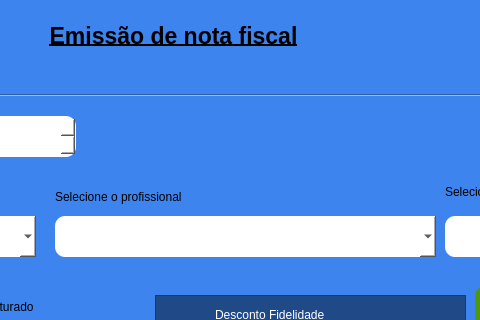
Qt form emissao_nf.ui (JVwolfart/PROJETO-SALAO-JOVEM-PROGRAMADOR) before a commit; both pictures show x 317 to 797 and y 0 to 320 of the 1054 by 839 pixel window.
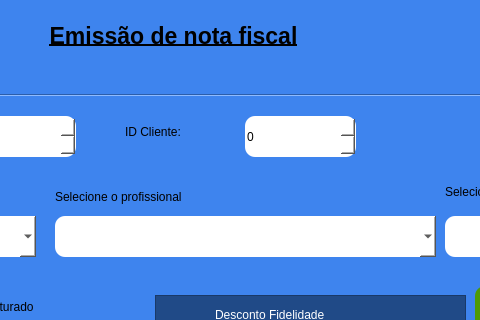
The same form after that commit. Icons and pictures are not drawn.

```diff
--- a/emissao_nf.ui
+++ b/emissao_nf.ui
@@ -707,6 +707,44 @@
        </property>
       </widget>
      </widget>
+     <widget class="QSpinBox" name="Id_Cliente">
+      <property name="enabled">
+       <bool>false</bool>
+      </property>
+      <property name="geometry">
+       <rect>
+        <x>550</x>
+        <y>20</y>
+        <width>111</width>
+        <height>41</height>
+       </rect>
+      </property>
+      <property name="styleSheet">
+       <string notr="true">background-color: rgb(255, 255, 255);
+border-radius: 10px;
+border-color: rgb(0,0,0);
+color: black</string>
+      </property>
+      <property name="readOnly">
+       <bool>true</bool>
+      </property>
+      <property name="maximum">
+       <number>2147483647</number>
+      </property>
+     </widget>
+     <widget class="QLabel" name="label_10">
+      <property name="geometry">
+       <rect>
+        <x>430</x>
+        <y>20</y>
+        <width>71</width>
+        <height>31</height>
+       </rect>
+      </property>
+      <property name="text">
+       <string>ID Cliente:</string>
+      </property>
+     </widget>
     </widget>
    </widget>
    <widget class="QLabel" name="label_4">
```
